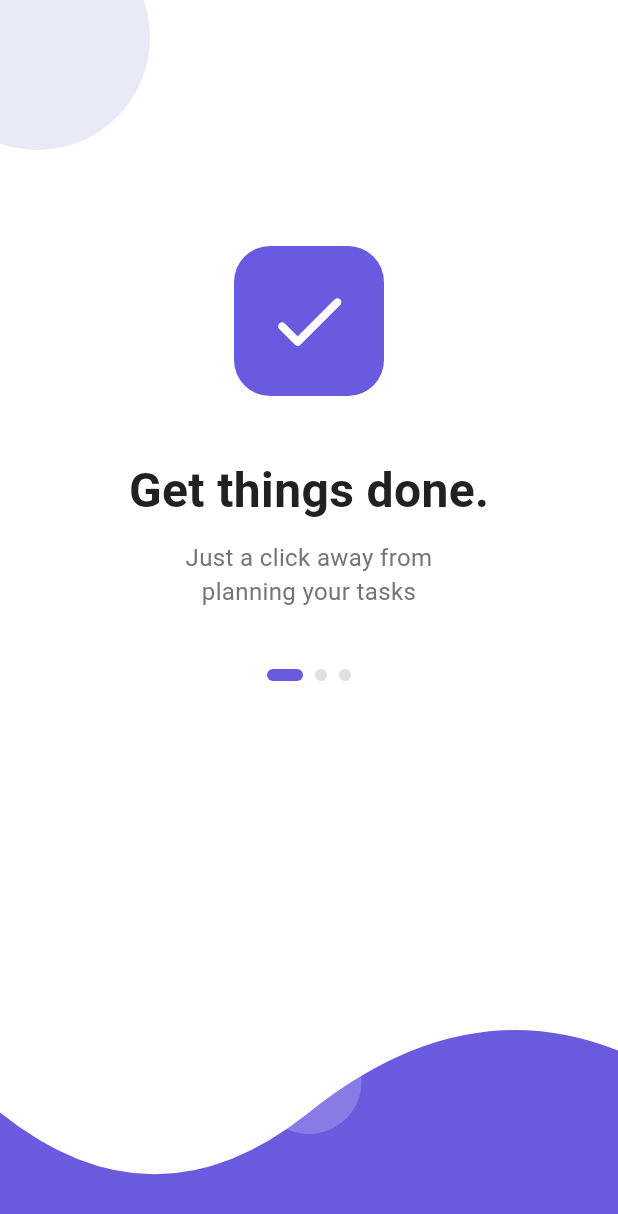
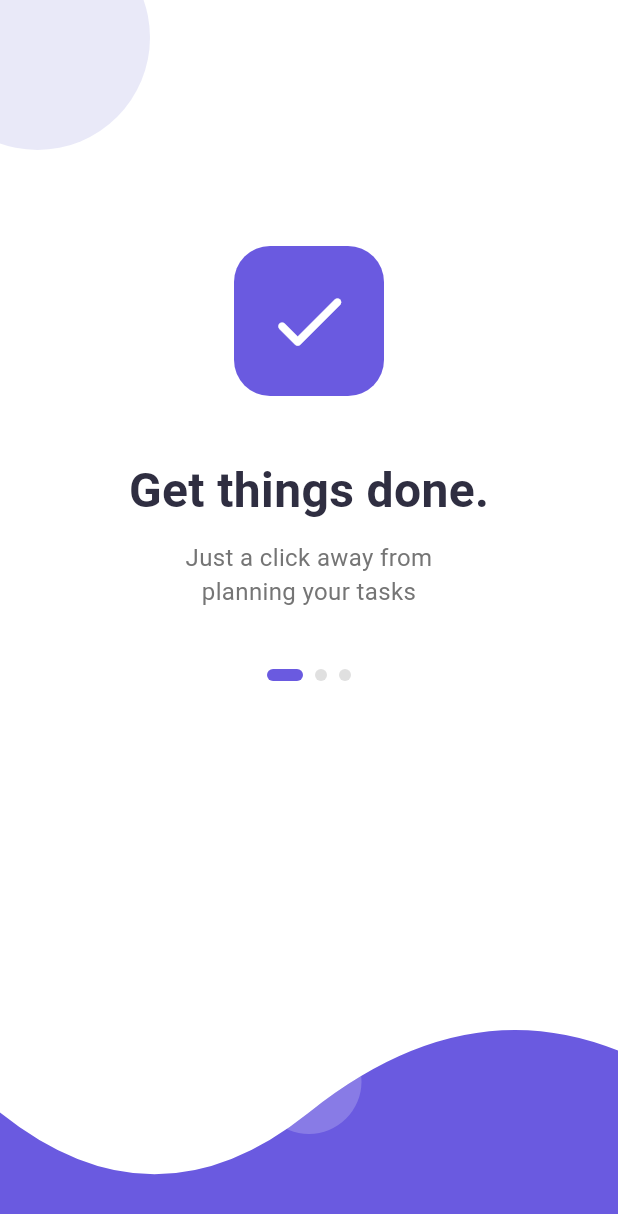
Before and after one commit to afzal09/taskify, a Flutter app: the screen it shows after launch, on a phone screen of 412 x 824 dp. Shown: the top 1214 px of the screen. Run offline on Flutter 3.47's test engine with Material 3 defaults, Android fonts, the phone set to English and light mode, and no system bars; our stand-ins replace bloc, cloud_firestore, equatable, firebase_auth, firebase_core, flutter_bloc and 1 more; accounts and stored records are empty; generated files the repository leaves out were written again.

Commit message:
added darkgreyColor

```diff
--- a/lib/src/theme/theme_values.dart
+++ b/lib/src/theme/theme_values.dart
@@ -14,6 +14,7 @@ abstract class AppColors {
   static const Color blackColor = Color(0xFF212121);
   static const Color whiteColor = Color(0xFFFFFFFF);
   static const Color greyColor = Color(0xFFB5B3C8);
+  static const Color darkgreyColor = Color(0xFF2F2E41);
   static const Color lightGreyColor = Color(0xFFF7F7FD);
 
   // Backgrounds
```
